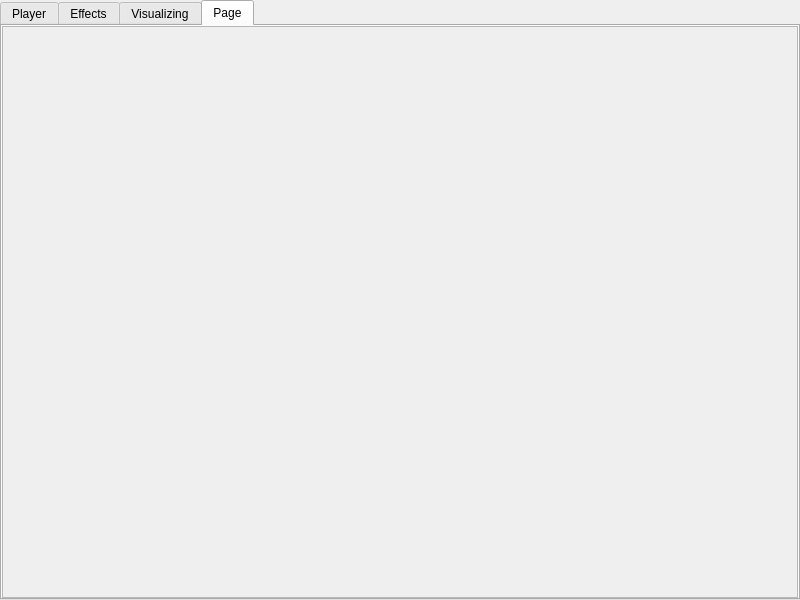
Old version of the form forms/mainwindow.ui in the repository 3d2069940/player.
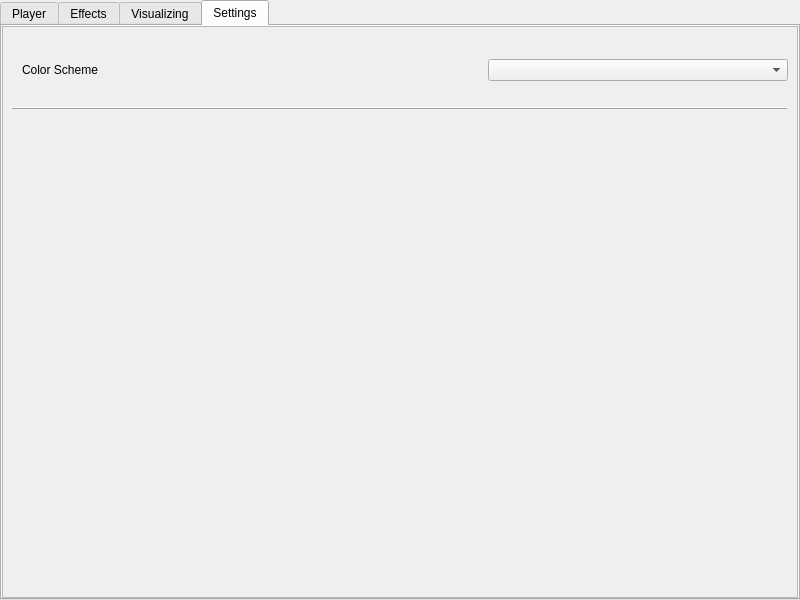
New version of the form. The open tabs and pages were chosen to show the change.

Commit message: simple config, theme changes, program architecture

The edit to the form file:
```diff
--- a/forms/mainwindow.ui
+++ b/forms/mainwindow.ui
@@ -2291,7 +2291,7 @@
       </widget>
       <widget class="QWidget" name="settingsTab">
        <attribute name="title">
-        <string>Page</string>
+        <string>Settings</string>
        </attribute>
        <layout class="QGridLayout" name="gridLayout_9">
         <property name="leftMargin">
@@ -2320,6 +2320,91 @@
              <height>559</height>
             </rect>
            </property>
+           <layout class="QGridLayout" name="gridLayout_10">
+            <item row="0" column="0">
+             <layout class="QVBoxLayout" name="verticalLayout">
+              <item>
+               <widget class="QLabel" name="label_3">
+                <property name="font">
+                 <font>
+                  <pointsize>11</pointsize>
+                 </font>
+                </property>
+                <property name="text">
+                 <string>&lt;Some settings text&gt;</string>
+                </property>
+               </widget>
+              </item>
+              <item>
+               <layout class="QHBoxLayout" name="settingsColorThemeLayout">
+                <property name="leftMargin">
+                 <number>10</number>
+                </property>
+                <item>
+                 <widget class="QLabel" name="settingsColorThemeLabel">
+                  <property name="text">
+                   <string>Color Scheme</string>
+                  </property>
+                 </widget>
+                </item>
+                <item>
+                 <widget class="QComboBox" name="settingsColorThemeComboBox">
+                  <property name="maximumSize">
+                   <size>
+                    <width>300</width>
+                    <height>16777215</height>
+                   </size>
+                  </property>
+                 </widget>
+                </item>
+               </layout>
+              </item>
+              <item>
+               <layout class="QHBoxLayout" name="horizontalLayout_5">
+                <property name="leftMargin">
+                 <number>10</number>
+                </property>
+                <item>
+                 <widget class="QLabel" name="label_2">
+                  <property name="text">
+                   <string>&lt;Something Else&gt;</string>
+                  </property>
+                 </widget>
+                </item>
+               </layout>
+              </item>
+             </layout>
+            </item>
+            <item row="1" column="0">
+             <widget class="QFrame" name="frame">
+              <property name="sizePolicy">
+               <sizepolicy hsizetype="Expanding" vsizetype="Fixed">
+                <horstretch>0</horstretch>
+                <verstretch>0</verstretch>
+               </sizepolicy>
+              </property>
+              <property name="frameShape">
+               <enum>QFrame::HLine</enum>
+              </property>
+              <property name="frameShadow">
+               <enum>QFrame::Raised</enum>
+              </property>
+             </widget>
+            </item>
+            <item row="2" column="0">
+             <spacer name="verticalSpacer">
+              <property name="orientation">
+               <enum>Qt::Vertical</enum>
+              </property>
+              <property name="sizeHint" stdset="0">
+               <size>
+                <width>20</width>
+                <height>439</height>
+               </size>
+              </property>
+             </spacer>
+            </item>
+           </layout>
           </widget>
          </widget>
         </item>
```
Left out of the diff: 247 changed lines with no effect on the pictures. The commit also changes 24 other files.
